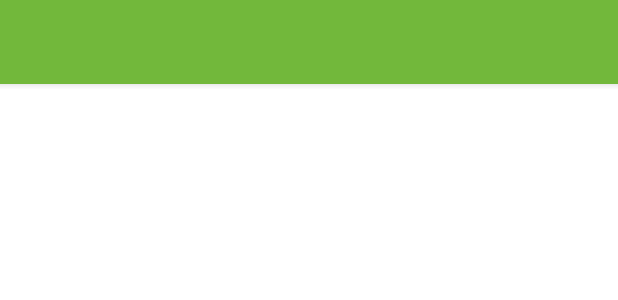
After one commit to CesPaul/OrdersList, an Android app: the layout toolbar.xml on its own in the app's theme, with its tools: preview values and no code run, on a phone screen of 412 x 824 dp. The commit adds this screen. Shown: the top 300 px of the screen. Run offline under Robolectric (Android 15) with nearby library versions, the phone set to English and light mode, and no system bars.

Commit message:
Подготовка. Добавлен сплэш. Настроено оформление приложения.

```diff
--- /dev/null
+++ b/app/src/main/res/drawable-v23/splash_background.xml
@@ -0,0 +1,14 @@
+<?xml version="1.0" encoding="utf-8"?>
+<layer-list xmlns:android="http://schemas.android.com/apk/res/android">
+    <item android:drawable="@color/colorSplash" />
+    <item
+        android:width="150dp"
+        android:height="150dp"
+        android:drawable="@drawable/ic_launcher_background"
+        android:gravity="center" />
+    <item
+        android:width="200dp"
+        android:height="200dp"
+        android:drawable="@drawable/ic_launcher_foreground"
+        android:gravity="center" />
+</layer-list>
--- /dev/null
+++ b/app/src/main/res/drawable/splash_background.xml
@@ -0,0 +1,10 @@
+<?xml version="1.0" encoding="utf-8"?>
+<layer-list xmlns:android="http://schemas.android.com/apk/res/android">
+    <item android:drawable="@color/colorSplash" />
+    <item
+        android:drawable="@drawable/ic_launcher_background"
+        android:gravity="center" />
+    <item
+        android:drawable="@drawable/ic_launcher_foreground"
+        android:gravity="center" />
+</layer-list>
--- /dev/null
+++ b/app/src/main/res/layout/toolbar.xml
@@ -0,0 +1,26 @@
+<?xml version="1.0" encoding="utf-8"?>
+
+<LinearLayout xmlns:android="http://schemas.android.com/apk/res/android"
+    xmlns:app="http://schemas.android.com/apk/res-auto"
+    xmlns:tools="http://schemas.android.com/tools"
+    android:layout_width="match_parent"
+    android:layout_height="60dp"
+    android:layout_marginBottom="-4dp"
+    android:orientation="vertical">
+
+    <androidx.appcompat.widget.Toolbar
+        android:id="@+id/toolbar"
+        style="@style/Toolbar"
+        android:layout_width="match_parent"
+        android:layout_height="@dimen/toolbar_height"
+        android:background="@color/colorPrimary" />
+
+    <ImageView
+        android:id="@+id/shadow_toolbar"
+        android:layout_width="match_parent"
+        android:layout_height="@dimen/half_base_grid_size"
+        android:layout_gravity="bottom"
+        android:scaleType="fitXY"
+        app:srcCompat="@drawable/shadow_bottom_4dp"
+        tools:ignore="ContentDescription" />
+</LinearLayout>
--- a/app/src/main/res/values/colors.xml
+++ b/app/src/main/res/values/colors.xml
@@ -1,6 +1,8 @@
 <?xml version="1.0" encoding="utf-8"?>
 <resources>
-    <color name="colorPrimary">#6200EE</color>
-    <color name="colorPrimaryDark">#3700B3</color>
-    <color name="colorAccent">#03DAC5</color>
+    <color name="colorPrimary">#72B83B</color>
+    <color name="colorPrimaryDark">#406721</color>
+    <color name="colorAccent">#E3592A</color>
+
+    <color name="colorSplash">#406721</color>
 </resources>
--- /dev/null
+++ b/app/src/main/res/values/dimens.xml
@@ -0,0 +1,8 @@
+<?xml version="1.0" encoding="utf-8"?>
+<resources>
+    <dimen name="half_base_grid_size">4dp</dimen>
+    <dimen name="base_grid_size">8dp</dimen>
+    <dimen name="double_base_grid_size">16dp</dimen>
+    <dimen name="triple_base_grid_size">24dp</dimen>
+    <dimen name="toolbar_height">56dp</dimen>
+</resources>
--- a/app/src/main/res/values/styles.xml
+++ b/app/src/main/res/values/styles.xml
@@ -1,10 +1,24 @@
 <resources>
     <!-- Base application theme. -->
-    <style name="AppTheme" parent="Theme.AppCompat.Light.DarkActionBar">
+    <style name="AppTheme" parent="Theme.MaterialComponents.Light.NoActionBar">
         <!-- Customize your theme here. -->
-        <item name="colorPrimary">@color/colorPrimary</item>
+        <item name="colorPrimary">@color/colorAccent</item>
         <item name="colorPrimaryDark">@color/colorPrimaryDark</item>
         <item name="colorAccent">@color/colorAccent</item>
     </style>
 
+    <style name="SplashTheme" parent="Theme.MaterialComponents.Light.NoActionBar">
+        <item name="android:windowBackground">@drawable/splash_background</item>
+        <item name="colorPrimary">@color/colorAccent</item>
+        <item name="colorPrimaryDark">@color/colorPrimaryDark</item>
+        <item name="colorAccent">@color/colorAccent</item>
+    </style>
+
+    <style name="Toolbar">
+        <item name="android:layout_width">match_parent</item>
+        <item name="android:layout_height">?attr/actionBarSize</item>
+        <item name="theme">@style/ThemeOverlay.AppCompat.Dark.ActionBar</item>
+        <item name="android:background">@color/colorPrimary</item>
+    </style>
+
 </resources>
--- a/build.gradle
+++ b/build.gradle
@@ -6,7 +6,7 @@ buildscript {
         jcenter()
     }
     dependencies {
-        classpath "com.android.tools.build:gradle:4.0.1"
+        classpath "com.android.tools.build:gradle:4.0.2"
         classpath "org.jetbrains.kotlin:kotlin-gradle-plugin:$kotlin_version"
 
         // NOTE: Do not place your application dependencies here; they belong
```
Also changed, not shown: app/build.gradle (+25 -3 lines), app/src/main/AndroidManifest.xml (+14 -1 lines), app/src/main/java/com/cespaul/orderslist/MainActivity.kt (deleted, +0 -11 lines), app/src/main/java/com/cespaul/orderslist/ui/MainActivity.kt (added, +26 -0 lines), app/src/main/java/com/cespaul/orderslist/ui/SplashActivity.kt (added, +23 -0 lines), app/src/main/res/layout/activity_main.xml (+14 -8 lines), app/src/main/res/layout/activity_splash.xml (added, +7 -0 lines), app/src/main/res/drawable-hdpi/shadow_bottom_4dp.png (added), app/src/main/res/drawable-mdpi/shadow_bottom_4dp.png (added), app/src/main/res/drawable-xhdpi/shadow_bottom_4dp.png (added), app/src/main/res/drawable-xxhdpi/shadow_bottom_4dp.png (added), app/src/main/res/drawable-xxxhdpi/shadow_bottom_4dp.png (added).
